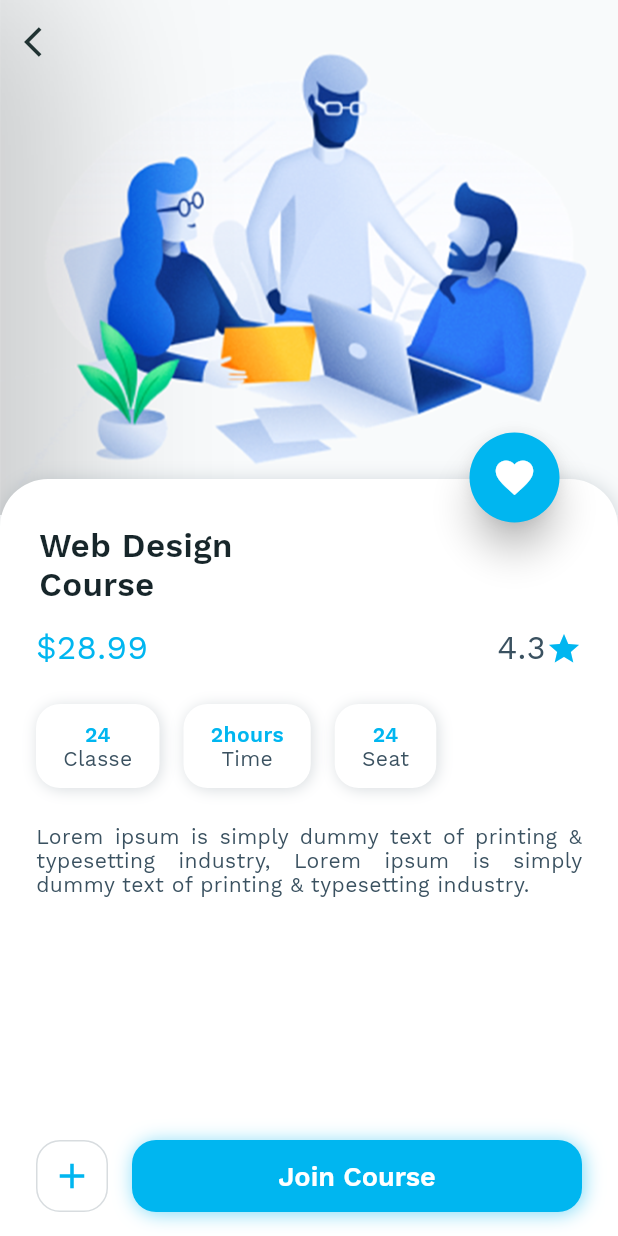
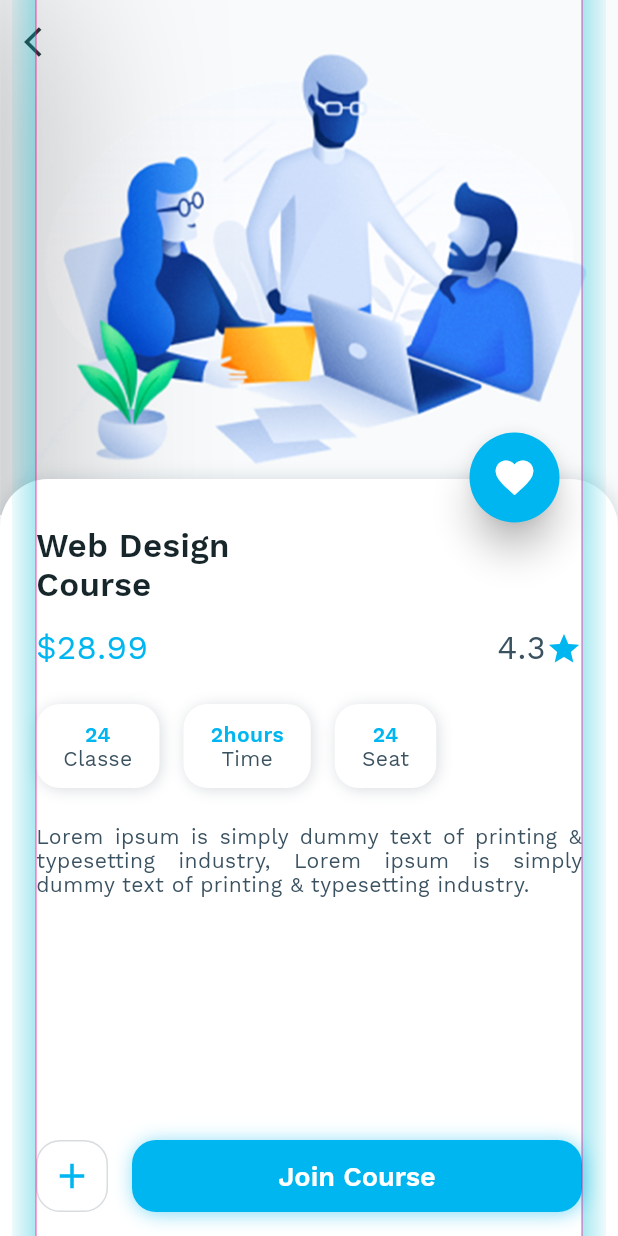
Before and after one commit to Ashok-Varma/design_tools, a Flutter app: the DesignCourseHomeScreen screen opened directly, after a tap on "User interface Design", on a phone screen of 412 x 824 dp. Run offline on Flutter 3.47's test engine with Material 2 defaults, Android fonts, the phone set to English and light mode, and no system bars; our stand-ins replace flutter_rating_bar, font_awesome_flutter.

```diff
--- a/example/lib/design_course/course_info_screen.dart
+++ b/example/lib/design_course/course_info_screen.dart
@@ -93,7 +93,7 @@ class _CourseInfoScreenState extends State<CourseInfoScreen>
                         children: <Widget>[
                           Padding(
                             padding: const EdgeInsets.only(
-                                top: 32.0, left: 18, right: 16),
+                                top: 32.0, left: 16, right: 16),
                             child: Text(
                               'Web Design\nCourse',
                               textAlign: TextAlign.left,
--- a/example/lib/design_course/home_design_course.dart
+++ b/example/lib/design_course/home_design_course.dart
@@ -2,6 +2,7 @@ import 'package:best_flutter_ui_templates/design_course/category_list_view.dart'
 import 'package:best_flutter_ui_templates/design_course/course_info_screen.dart';
 import 'package:best_flutter_ui_templates/design_course/popular_course_list_view.dart';
 import 'package:best_flutter_ui_templates/main.dart';
+import 'package:design_tools/design_tools.dart';
 import 'package:flutter/material.dart';
 import 'design_course_app_theme.dart';
 
@@ -131,8 +132,15 @@ class _DesignCourseHomeScreenState extends State<DesignCourseHomeScreen> {
     Navigator.push<dynamic>(
       context,
       MaterialPageRoute<dynamic>(
-        builder: (BuildContext context) => CourseInfoScreen(),
-      ),
+          builder: (BuildContext context) => DesignTools(
+                verticalInterval: null,
+                horizontalInterval: null,
+                keylines: [
+                  Keyline(24),
+                  Keyline(24, gravity: KeylineGravity.end),
+                ],
+                child: CourseInfoScreen(),
+              )),
     );
   }
 
--- a/lib/src/design_grid.dart
+++ b/lib/src/design_grid.dart
@@ -7,13 +7,31 @@ class DesignGridPainter extends CustomPainter {
     required this.horizontalInterval,
   });
 
-  final GridInterval verticalInterval;
-  final GridInterval horizontalInterval;
+  final GuideInterval? verticalInterval;
+  final GuideInterval? horizontalInterval;
 
   @override
   void paint(Canvas canvas, Size size) {
+    if (verticalInterval != null) {
+      _drawVerticalIntervals(verticalInterval!, canvas, size);
+    }
+    if (horizontalInterval != null) {
+      _drawHorizontalIntervals(horizontalInterval!, canvas, size);
+    }
+  }
+
+  @override
+  bool shouldRepaint(DesignGridPainter oldPainter) {
+    return oldPainter.verticalInterval != verticalInterval ||
+        oldPainter.horizontalInterval != horizontalInterval;
+  }
+
+  @override
+  bool hitTest(Offset position) => false;
+
+  void _drawVerticalIntervals(
+      GuideInterval verticalInterval, Canvas canvas, Size size) {
     final Paint linePaint = Paint();
-
     final vDivisions = verticalInterval.divisions;
     const vSubdivisions = 1;
     final vInterval = verticalInterval.intervals;
@@ -34,7 +52,11 @@ class DesignGridPainter extends CustomPainter {
 
       canvas.drawLine(Offset(x, 0.0), Offset(x, size.height), linePaint);
     }
+  }
 
+  void _drawHorizontalIntervals(
+      GuideInterval horizontalInterval, Canvas canvas, Size size) {
+    final Paint linePaint = Paint();
     final hDivisions = horizontalInterval.divisions;
     const hSubdivisions = 1;
     final hInterval = horizontalInterval.intervals;
@@ -55,13 +77,4 @@ class DesignGridPainter extends CustomPainter {
       canvas.drawLine(Offset(0.0, y), Offset(size.width, y), linePaint);
     }
   }
-
-  @override
-  bool shouldRepaint(DesignGridPainter oldPainter) {
-    return oldPainter.verticalInterval != verticalInterval ||
-        oldPainter.horizontalInterval != horizontalInterval;
-  }
-
-  @override
-  bool hitTest(Offset position) => false;
 }
--- a/lib/src/design_keylines.dart
+++ b/lib/src/design_keylines.dart
@@ -17,28 +17,41 @@ class DesignKeylinePainter extends CustomPainter {
       final x = keyline.gravity == KeylineGravity.start
           ? keyline.xPos
           : size.width - keyline.xPos;
-      final w = keyline.decorator.marginWidth;
 
       // draw margin
-      final marginRect = keyline.gravity == KeylineGravity.start
-          ? Rect.fromLTRB(x + w, 0, x, size.height)
-          : Rect.fromLTRB(x, 0, x + w, size.height);
-      final marginLine =
-          keyline.gravity == KeylineGravity.start ? x - w / 2 : x + w / 2;
-      marginPaint.strokeWidth = w;
-      marginPaint.shader = LinearGradient(
-        colors: [
-          keyline.decorator.marginStartColor,
-          keyline.decorator.marginEndColor,
-        ],
-      ).createShader(marginRect);
-      canvas.drawLine(Offset(marginLine, 0.0), Offset(marginLine, size.height),
-          marginPaint);
+      if (keyline.decorator.marginWidth != null) {
+        final w = keyline.decorator.marginWidth!;
+        final marginLine =
+            keyline.gravity == KeylineGravity.start ? x - w / 2 : x + w / 2;
+        marginPaint.strokeWidth = w;
+        marginPaint.shader = _getShader(keyline, x, w, size);
+        canvas.drawLine(Offset(marginLine, 0.0),
+            Offset(marginLine, size.height), marginPaint);
+      }
 
-      linePaint.strokeWidth = keyline.decorator.lineWidth;
-      linePaint.color = keyline.decorator.lineColor;
-      canvas.drawLine(Offset(x, 0.0), Offset(x, size.height), linePaint);
+      if (keyline.decorator.lineWidth != null) {
+        linePaint.strokeWidth = keyline.decorator.lineWidth!;
+        linePaint.color = keyline.decorator.lineColor!;
+        canvas.drawLine(Offset(x, 0.0), Offset(x, size.height), linePaint);
+      }
     }
+  }
+
+  Shader _getShader(Keyline keyline, double x, double w, Size size) {
+    final marginRect = keyline.gravity == KeylineGravity.start
+        ? Rect.fromLTRB(x - w, 0, x, size.height)
+        : Rect.fromLTRB(x, 0, x + w, size.height);
+    return LinearGradient(
+      colors: keyline.gravity == KeylineGravity.start
+          ? [
+              keyline.decorator.marginEndColor!,
+              keyline.decorator.marginStartColor!
+            ]
+          : [
+              keyline.decorator.marginStartColor!,
+              keyline.decorator.marginEndColor!
+            ],
+    ).createShader(marginRect);
   }
 
   @override
--- a/lib/src/design_models.dart
+++ b/lib/src/design_models.dart
@@ -1,6 +1,6 @@
 import 'package:flutter/material.dart';
 
-class GridInterval {
+class GuideInterval {
   /// The distance between the primary lines in the grid, in logical pixels.
   final int intervals;
 
@@ -13,19 +13,19 @@ class GridInterval {
   final int divisions;
   final GridIntervalDecoration decoration;
 
-  const GridInterval(
+  const GuideInterval(
     this.intervals, {
     this.divisions = 1,
     this.decoration = const GridIntervalDecoration(),
   }) : assert(divisions > 0,
             'The "divisions" property must be greater than zero. If there were no divisions, the grid paper would not paint anything.');
 
-  GridInterval copyWith({
+  GuideInterval copyWith({
     int? intervals,
     int? divisions,
     GridIntervalDecoration? decoration,
   }) {
-    return GridInterval(
+    return GuideInterval(
       intervals ?? this.intervals,
       divisions: divisions ?? this.divisions,
       decoration: decoration ?? this.decoration,
@@ -40,7 +40,7 @@ class GridInterval {
   bool operator ==(Object other) {
     if (identical(this, other)) return true;
 
-    return other is GridInterval &&
+    return other is GuideInterval &&
         other.intervals == intervals &&
         other.divisions == divisions &&
         other.decoration == decoration;
@@ -112,7 +112,7 @@ class Keyline {
   const Keyline(
     this.xPos, {
     this.gravity = KeylineGravity.start,
-    this.decorator = const KeylineDecorator(),
+    this.decorator = _materialSpec,
   });
 
   Keyline copyWith({
@@ -147,35 +147,61 @@ class Keyline {
 
 enum KeylineGravity { start, end }
 
+const _materialSpec = KeylineDecorator._(
+    lineWidth: _lineWidth,
+    lineColor: _lineColor,
+    marginWidth: _marginWidth,
+    marginStartColor: _marginStartColor,
+    marginEndColor: _marginEndColor);
+
+const _lineWidth = 1.0;
+const _lineColor = Color(0x77EC018C);
+const _marginWidth = 16.0;
+const _marginStartColor = Color(0x5500BCD4);
+const _marginEndColor = Color(0x1100BCD4);
+
 class KeylineDecorator {
-  final double lineWidth;
-  final Color lineColor;
-  final double marginWidth;
-  final Color marginStartColor;
-  final Color marginEndColor;
-  const KeylineDecorator({
-    this.lineWidth = 1,
-    this.lineColor = const Color(0xFFEC018C),
-    this.marginWidth = 16,
-    this.marginStartColor = const Color(0x7700BCD4),
-    this.marginEndColor = const Color(0x3300BCD4),
+  final double? lineWidth;
+  final Color? lineColor;
+  final double? marginWidth;
+  final Color? marginStartColor;
+  final Color? marginEndColor;
+  const KeylineDecorator._({
+    this.lineWidth,
+    this.lineColor,
+    this.marginWidth,
+    this.marginStartColor,
+    this.marginEndColor,
   });
 
-  KeylineDecorator copyWith({
-    double? lineWidth,
-    Color? lineColor,
-    double? marginWidth,
-    Color? marginStartColor,
-    Color? marginEndColor,
-  }) {
-    return KeylineDecorator(
-      lineWidth: lineWidth ?? this.lineWidth,
-      lineColor: lineColor ?? this.lineColor,
-      marginWidth: marginWidth ?? this.marginWidth,
-      marginStartColor: marginStartColor ?? this.marginStartColor,
-      marginEndColor: marginEndColor ?? this.marginEndColor,
-    );
-  }
+  factory KeylineDecorator.materialSpec() => _materialSpec;
+
+  factory KeylineDecorator.onlyLine(
+          {double lineWidth = _lineWidth, Color lineColor = _lineColor}) =>
+      KeylineDecorator._(lineWidth: lineWidth, lineColor: lineColor);
+
+  factory KeylineDecorator.onlyMargin(
+          {double marginWidth = _marginWidth,
+          Color marginStartColor = _marginStartColor,
+          Color marginEndColor = _marginEndColor}) =>
+      KeylineDecorator._(
+          marginWidth: marginWidth,
+          marginStartColor: marginStartColor,
+          marginEndColor: marginEndColor);
+
+  factory KeylineDecorator.defaultWith({
+    double lineWidth = _lineWidth,
+    Color lineColor = _lineColor,
+    double marginWidth = _marginWidth,
+    Color marginStartColor = _marginStartColor,
+    Color marginEndColor = _marginEndColor,
+  }) =>
+      KeylineDecorator._(
+          lineWidth: lineWidth,
+          lineColor: lineColor,
+          marginWidth: marginWidth,
+          marginStartColor: marginStartColor,
+          marginEndColor: marginEndColor);
 
   @override
   String toString() {
--- a/lib/src/design_tools.dart
+++ b/lib/src/design_tools.dart
@@ -8,16 +8,15 @@ import 'package:flutter/material.dart';
 class DesignTools extends StatelessWidget {
   final Widget child;
   final bool enabled;
-  //todo rename grid
-  final GridInterval verticalInterval;
-  final GridInterval horizontalInterval;
+  final GuideInterval? verticalInterval;
+  final GuideInterval? horizontalInterval;
   final List<Keyline> keylines;
 
   const DesignTools({
     required this.child,
     this.enabled = true,
-    this.verticalInterval = const GridInterval(16, divisions: 2),
-    this.horizontalInterval = const GridInterval(16, divisions: 2),
+    this.verticalInterval = const GuideInterval(16, divisions: 2),
+    this.horizontalInterval = const GuideInterval(16, divisions: 2),
     this.keylines = const [
       Keyline(16),
       Keyline(72),
```
Also changed, not shown: example/lib/hotel_booking/hotel_home_screen.dart (+9 -1 lines), example/lib/hotel_booking/hotel_list_view.dart (+29 -11 lines), example/lib/model/homelist.dart (+48 -10 lines).
